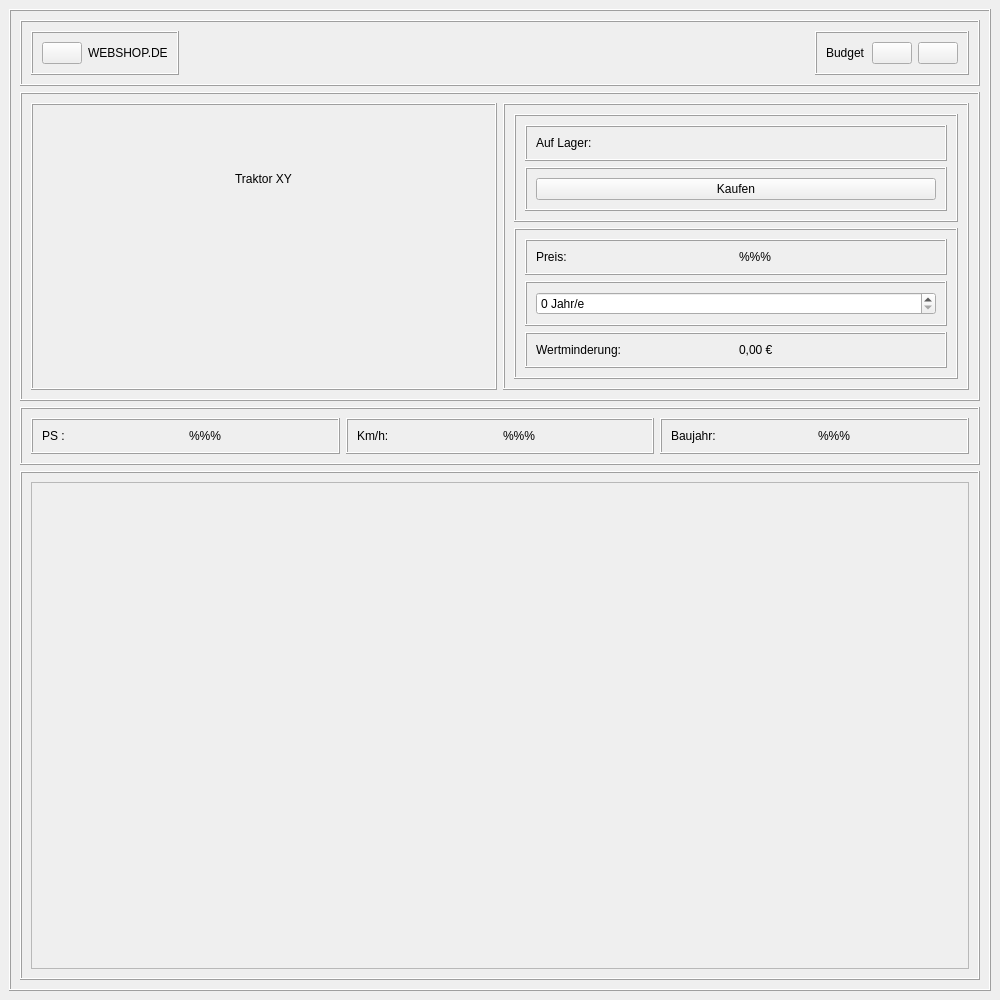
Above: frontend/ProductWindow.ui from nhatlam96/gui-xtraktor before the change. Below: the same form after it.
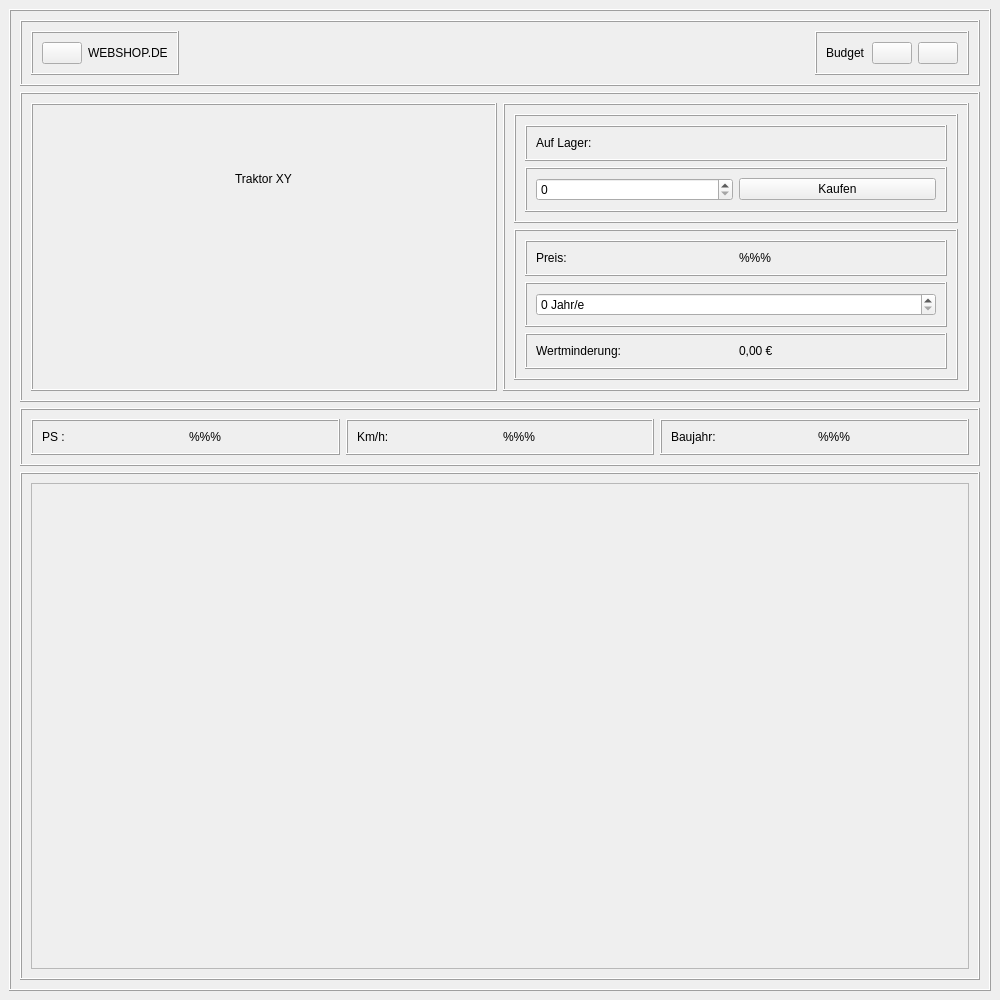
That is the form after the change. Icons and pictures are not drawn.

```diff
--- a/frontend/ProductWindow.ui
+++ b/frontend/ProductWindow.ui
@@ -293,7 +293,10 @@
                   <property name="frameShadow">
                    <enum>QFrame::Raised</enum>
                   </property>
-                  <layout class="QVBoxLayout" name="verticalLayout_8">
+                  <layout class="QHBoxLayout" name="horizontalLayout_14">
+                   <item>
+                    <widget class="QSpinBox" name="spinBox_2"/>
+                   </item>
                    <item>
                     <widget class="QPushButton" name="buy_Button">
                      <property name="text">
```
